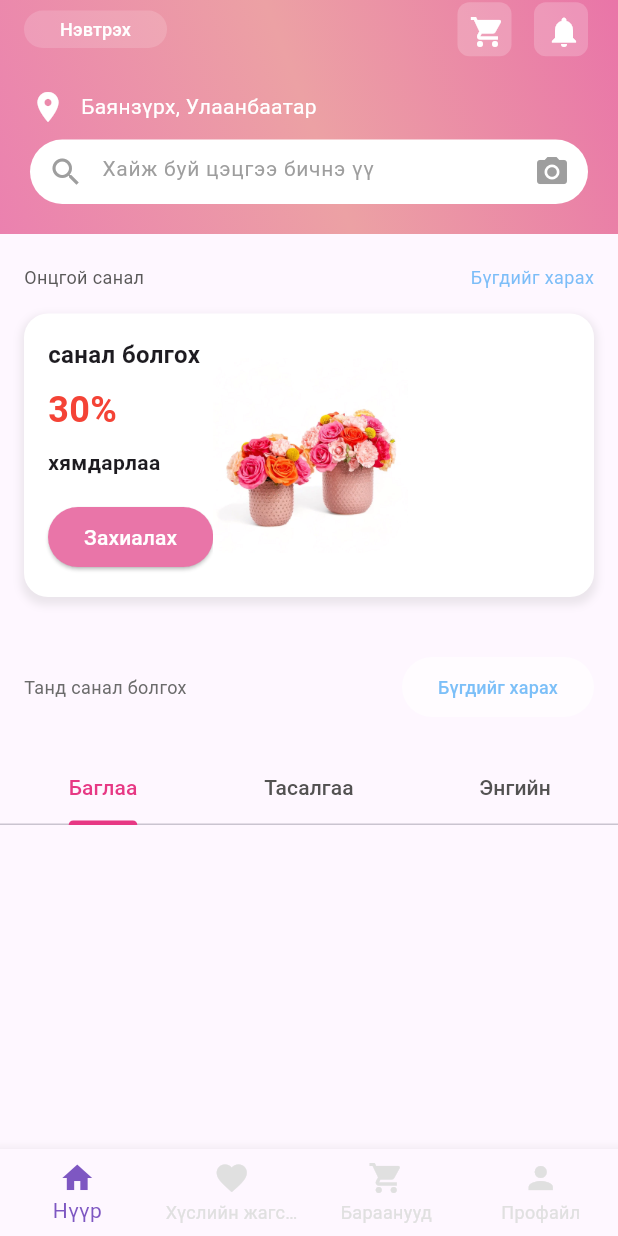
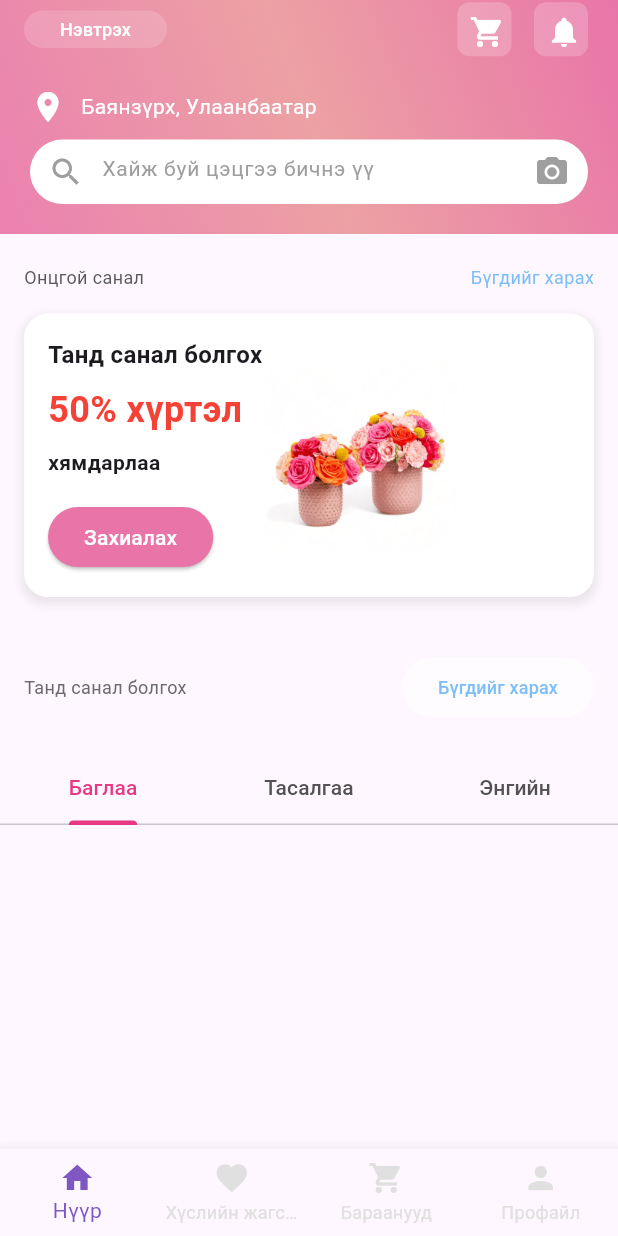
Before and after one commit to Zolbook/flower-online-shop, a Flutter app: the screen it shows after launch, on a phone screen of 412 x 824 dp. Run offline on Flutter 3.47's test engine with Material 3 defaults, Android fonts, the phone set to English and light mode, and no system bars; our stand-ins replace shared_preferences; network calls fail.

Commit message:
Update text

```diff
--- a/flower/lib/offer_field.dart
+++ b/flower/lib/offer_field.dart
@@ -63,9 +63,9 @@ class _OfferFieldState extends State<OfferField> {
               children: [
                 Column(
                   children: [
-                    Text('санал болгох', style: TextStyle(fontSize: 16.0, fontWeight: FontWeight.w600)),
+                    Text('Танд санал болгох', style: TextStyle(fontSize: 16.0, fontWeight: FontWeight.w600)),
                     SizedBox(height: 8.0),
-                    Text('30%', style: TextStyle(fontSize: 24.0, fontWeight: FontWeight.bold, color: Colors.red)),
+                    Text('50% хүртэл', style: TextStyle(fontSize: 24.0, fontWeight: FontWeight.bold, color: Colors.red)),
                     SizedBox(height: 8.0),
                     Text('хямдарлаа', style: TextStyle(fontSize: 14.0, fontWeight: FontWeight.bold)),
                     SizedBox(height: 16.0),
```
